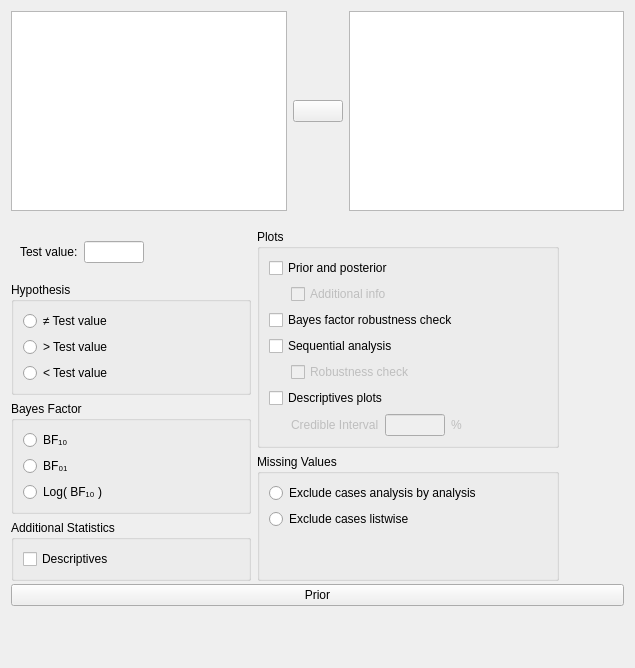
This is JASP-Desktop/analysisforms/ttestbayesianonesampleform.ui in jasp-stats/jasp-desktop as Qt 5 draws it before an edit. The edited form follows.
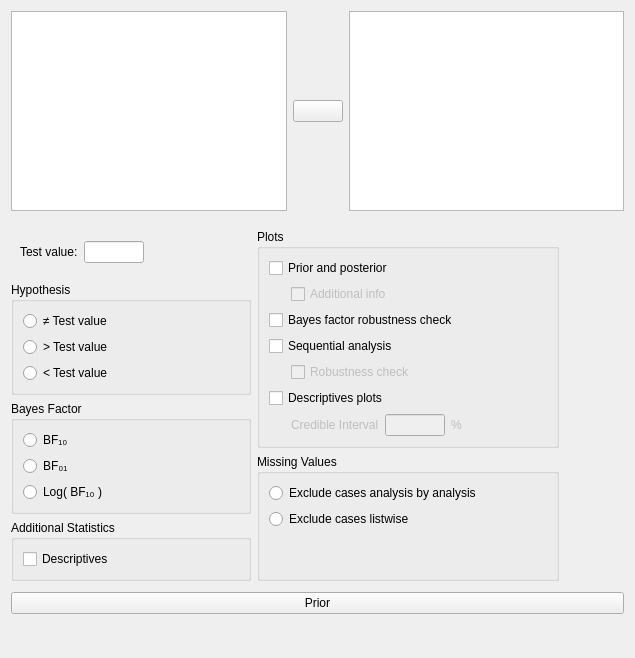
This is the edited form. Custom widgets are drawn as their Qt base class.

Commit message: Added subjective priors to Bayesian TTests 1. subjectivePriors widget added to independent and paired samples ttest 2. added priors to the json file

```diff
--- a/JASP-Desktop/analysisforms/ttestbayesianonesampleform.ui
+++ b/JASP-Desktop/analysisforms/ttestbayesianonesampleform.ui
@@ -7,7 +7,7 @@
     <x>0</x>
     <y>0</y>
     <width>635</width>
-    <height>668</height>
+    <height>658</height>
    </rect>
   </property>
   <property name="sizePolicy">
@@ -72,19 +72,6 @@
         </layout>
        </widget>
       </item>
-      <item row="4" column="0">
-       <spacer name="verticalSpacer_2">
-        <property name="orientation">
-         <enum>Qt::Vertical</enum>
-        </property>
-        <property name="sizeHint" stdset="0">
-         <size>
-          <width>20</width>
-          <height>40</height>
-         </size>
-        </property>
-       </spacer>
-      </item>
      </layout>
     </widget>
    </item>
```
The commit also changes 6 other files.
